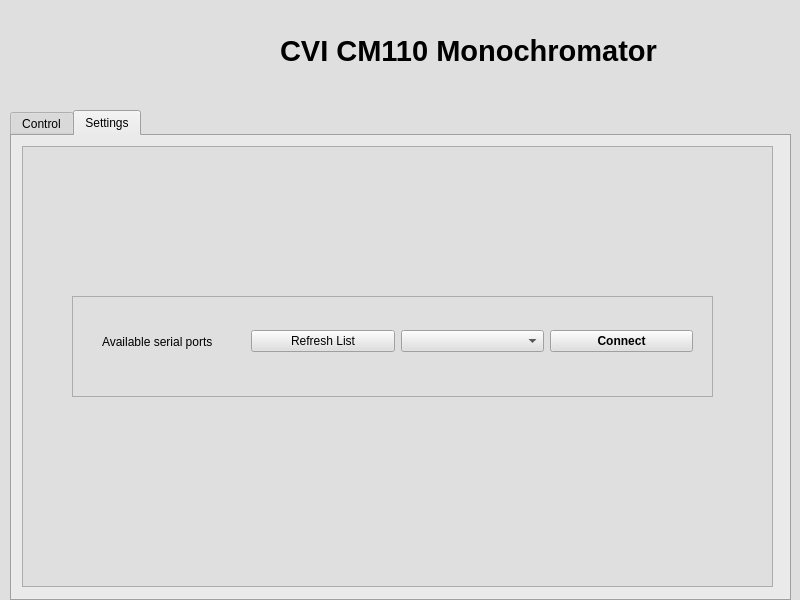
Qt form cvi.ui (IFAEControl/CVIMonochromatorAPI) before a commit.
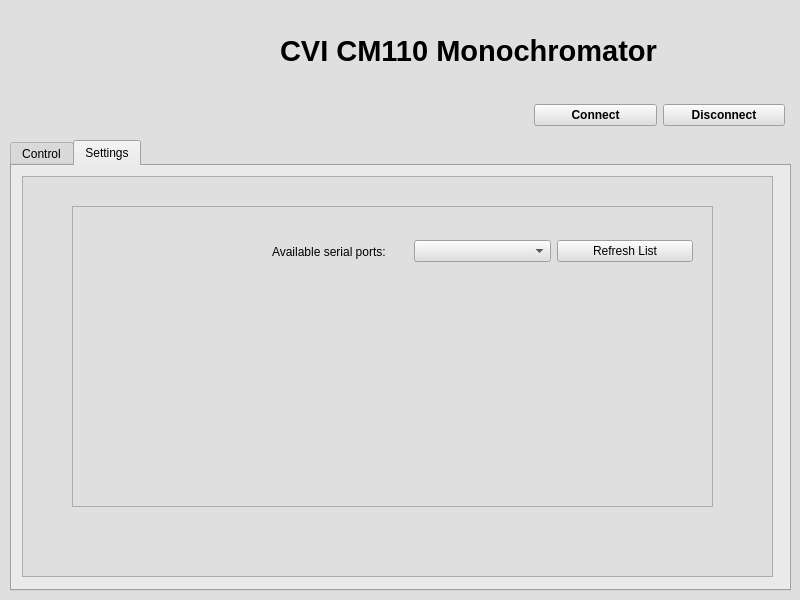
The same form after that commit. The open tabs and pages were chosen to show the change. Icons and pictures are not drawn.

```diff
--- a/cvi.ui
+++ b/cvi.ui
@@ -481,9 +481,9 @@
    <property name="geometry">
     <rect>
      <x>10</x>
-     <y>110</y>
+     <y>140</y>
      <width>781</width>
-     <height>491</height>
+     <height>451</height>
     </rect>
    </property>
    <property name="autoFillBackground">
@@ -624,7 +624,7 @@
        <x>10</x>
        <y>10</y>
        <width>751</width>
-       <height>441</height>
+       <height>401</height>
       </rect>
      </property>
      <property name="autoFillBackground">
@@ -640,9 +640,9 @@
       <property name="geometry">
        <rect>
         <x>50</x>
-        <y>150</y>
+        <y>30</y>
         <width>641</width>
-        <height>101</height>
+        <height>301</height>
        </rect>
       </property>
       <property name="autoFillBackground">
@@ -657,9 +657,9 @@
       <widget class="QWidget" name="horizontalLayoutWidget_3">
        <property name="geometry">
         <rect>
-         <x>30</x>
+         <x>200</x>
          <y>30</y>
-         <width>591</width>
+         <width>421</width>
          <height>31</height>
         </rect>
        </property>
@@ -667,10 +667,13 @@
         <item>
          <widget class="QLabel" name="label_2">
           <property name="text">
-           <string>Available serial ports</string>
+           <string>Available serial ports:</string>
           </property>
          </widget>
         </item>
+        <item>
+         <widget class="QComboBox" name="availableSerialsList"/>
+        </item>
         <item>
          <widget class="QPushButton" name="refreshPortsListButton">
           <property name="text">
@@ -678,22 +681,6 @@
           </property>
          </widget>
         </item>
-        <item>
-         <widget class="QComboBox" name="availableSerialsList"/>
-        </item>
-        <item>
-         <widget class="QPushButton" name="connectSerialButton">
-          <property name="font">
-           <font>
-            <weight>75</weight>
-            <bold>true</bold>
-           </font>
-          </property>
-          <property name="text">
-           <string>Connect</string>
-          </property>
-         </widget>
-        </item>
        </layout>
       </widget>
      </widget>
@@ -721,6 +708,44 @@
     <string>CVI CM110 Monochromator</string>
    </property>
   </widget>
+  <widget class="QWidget" name="horizontalLayoutWidget_4">
+   <property name="geometry">
+    <rect>
+     <x>534</x>
+     <y>100</y>
+     <width>251</width>
+     <height>31</height>
+    </rect>
+   </property>
+   <layout class="QHBoxLayout" name="horizontalLayout_4">
+    <item>
+     <widget class="QPushButton" name="connectSerialButton">
+      <property name="font">
+       <font>
+        <weight>75</weight>
+        <bold>true</bold>
+       </font>
+      </property>
+      <property name="text">
+       <string>Connect</string>
+      </property>
+     </widget>
+    </item>
+    <item>
+     <widget class="QPushButton" name="disconnectSerialButton">
+      <property name="font">
+       <font>
+        <weight>75</weight>
+        <bold>true</bold>
+       </font>
+      </property>
+      <property name="text">
+       <string>Disconnect</string>
+      </property>
+     </widget>
+    </item>
+   </layout>
+  </widget>
  </widget>
  <resources/>
  <connections/>
```
Left out of the diff: 13 changed lines with no effect on the pictures.
